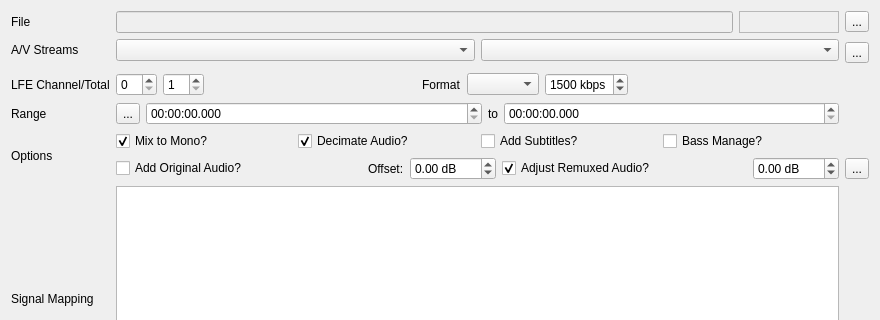
Qt form src/main/python/ui/extract.ui (3ll3d00d/beqdesigner) before a commit; both pictures show x 0 to 880 and y 0 to 320 of the 880 by 1027 pixel window.
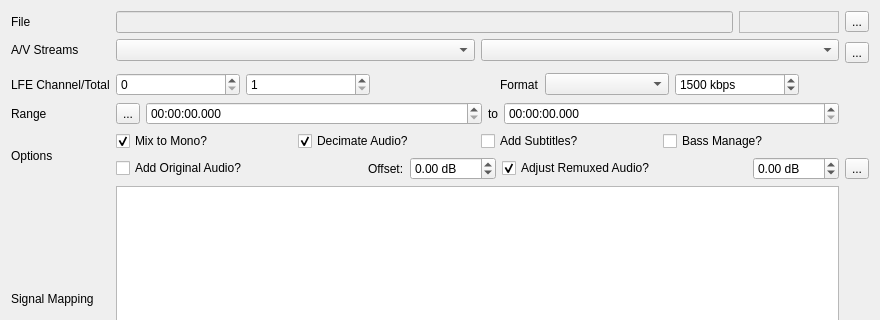
The same form after that commit. Custom widgets are drawn as their Qt base class.

Commit message: remember size of hte extract dialog, fix padding

What changed in the file:
```diff
--- a/src/main/python/ui/extract.ui
+++ b/src/main/python/ui/extract.ui
@@ -301,7 +301,7 @@
       </widget>
      </item>
      <item row="3" column="1">
-      <layout class="QHBoxLayout" name="horizontalLayout_2">
+      <layout class="QHBoxLayout" name="horizontalLayout_2" stretch="1,1,1,0,1,1,0">
        <item>
         <widget class="QSpinBox" name="lfeChannelIndex">
          <property name="toolTip">
```
Left out of the diff: 28 changed lines with no effect on the pictures. The commit also changes 5 other files.
